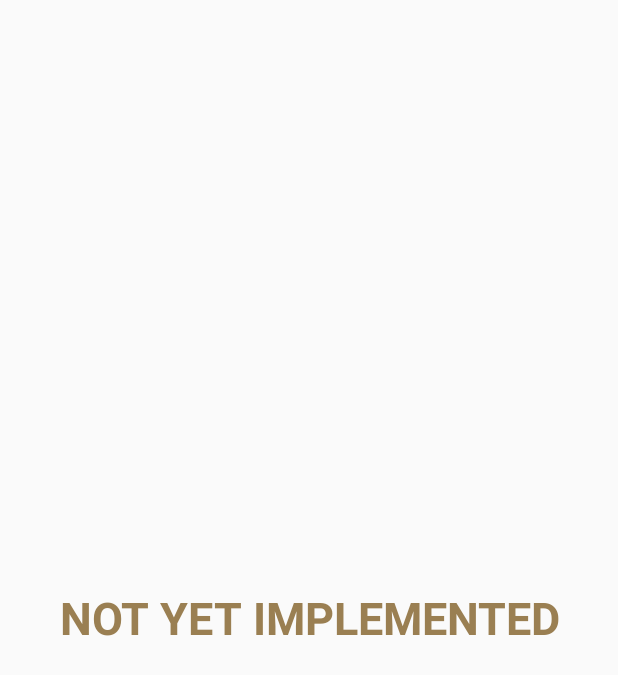
After one commit to dario-pedro/SpaceWarfare, an Android app: the fragment HomeFragment shown on its own in the app's theme, on a phone screen of 412 x 824 dp. The commit adds this screen. Shown: the top 675 px of the screen. Run offline under Robolectric (Android 15) with nearby library versions, the light colour scheme and no system bars.

Commit message:
add drawables , Main Context and home fragment

```diff
--- /dev/null
+++ b/app/src/main/java/com/spacewarfare/Home/HomeFragment.java
@@ -0,0 +1,43 @@
+/*
+ * WiFi Analyzer
+ * Copyright (C) 2016  VREM Software Development <VREMSoftwareDevelopment@gmail.com>
+ *
+ * This program is free software: you can redistribute it and/or modify
+ * it under the terms of the GNU General Public License as published by
+ * the Free Software Foundation, either version 3 of the License, or
+ * (at your option) any later version.
+ *
+ * This program is distributed in the hope that it will be useful,
+ * but WITHOUT ANY WARRANTY; without even the implied warranty of
+ * MERCHANTABILITY or FITNESS FOR A PARTICULAR PURPOSE.  See the
+ * GNU General Public License for more details.
+ *
+ * You should have received a copy of the GNU General Public License
+ * along with this program.  If not, see <http://www.gnu.org/licenses/>
+ */
+
+package com.spacewarfare.Home;
+
+import android.os.Bundle;
+import android.support.annotation.Nullable;
+import android.support.v4.app.Fragment;
+import android.view.LayoutInflater;
+import android.view.View;
+import android.view.ViewGroup;
+
+import com.spacewarfare.R;
+
+public class HomeFragment extends Fragment {
+
+    @Nullable
+    @Override
+    public View onCreateView(LayoutInflater inflater, ViewGroup container, Bundle savedInstanceState) {
+        return inflater.inflate(R.layout.home_fragment, container, false);
+    }
+
+    @Override
+    public void onResume() {
+        super.onResume();
+    }
+
+}
--- /dev/null
+++ b/app/src/main/res/layout/home_fragment.xml
@@ -0,0 +1,45 @@
+<?xml version="1.0" encoding="utf-8"?>
+<RelativeLayout xmlns:android="http://schemas.android.com/apk/res/android"
+    android:orientation="vertical" android:layout_width="match_parent"
+    android:layout_height="match_parent">
+
+    <LinearLayout
+        android:orientation="vertical"
+        android:layout_width="match_parent"
+        android:layout_height="match_parent">
+
+
+
+        <LinearLayout
+            android:orientation="horizontal"
+            android:layout_width="fill_parent"
+            android:layout_height="fill_parent"
+            android:layout_weight="1" >
+
+
+            <LinearLayout
+                android:orientation="vertical"
+                android:layout_width="match_parent"
+                android:layout_height="match_parent"
+                android:layout_weight="1">
+
+                <TextView
+                    style="@style/TextAppearance.AppCompat"
+                    android:layout_width="match_parent"
+                    android:layout_height="match_parent"
+                    android:textAppearance="?android:attr/textAppearanceLarge"
+                    android:layout_weight="1"
+                    android:text="NOT YET IMPLEMENTED"
+                    android:id="@+id/textView4"
+                    android:textColor="#9a7f52"
+                    android:textSize="30sp"
+                    android:textStyle="bold"
+                    android:layout_gravity="center"
+                    android:gravity="center" />
+
+
+            </LinearLayout>
+        </LinearLayout>
+    </LinearLayout>
+
+</RelativeLayout>
```
Also changed, not shown: app/src/main/java/com/spacewarfare/MainActivity.java (+12 -3 lines), app/src/main/java/com/spacewarfare/MainContext.java (added, +68 -0 lines), app/src/main/res/drawable/a10.jpg (added), app/src/main/res/drawable/a11.jpg (added), app/src/main/res/drawable/a14.jpg (added), app/src/main/res/drawable/a20.jpg (added), app/src/main/res/drawable/a21.jpg (added), app/src/main/res/drawable/a23.jpg (added), app/src/main/res/drawable/a30.jpg (added), app/src/main/res/drawable/a7.jpg (added), app/src/main/res/drawable/a8.jpg (added), app/src/main/res/drawable/earthtruecolor_nasa_big.jpg (added), 1 other file.
